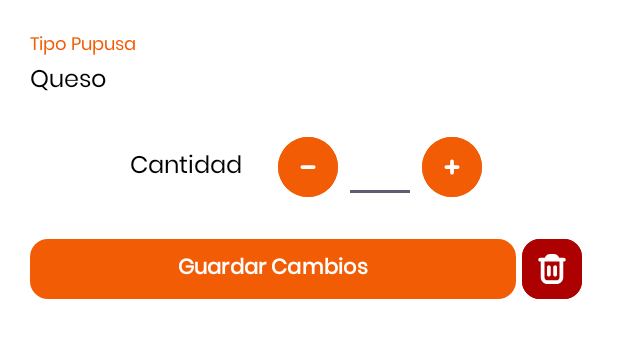
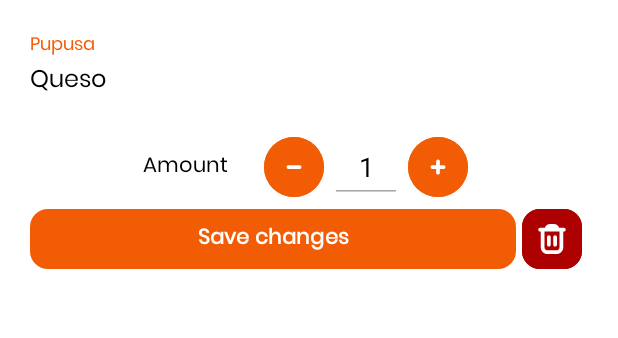
Before and after one commit to adrianajacobo2002/Pupas, an Android app: the layout dialog_edit_pupusas.xml on its own in the app's theme, with its tools: preview values and no code run, on a phone screen of 412 x 824 dp. Shown: the top 338 px of the screen. Run offline under Robolectric (Android 15) with nearby library versions, the phone set to English and light mode, and no system bars.

Commit message:
Actualizando cantidad de pupusas con frontend + validaciones de permisos

```diff
--- a/app/src/main/java/sv/edu/catolica/pupas/DetailCounter.java
+++ b/app/src/main/java/sv/edu/catolica/pupas/DetailCounter.java
@@ -51,4 +51,8 @@ public class DetailCounter extends LinearLayout {
     public int getCounterValue () {
         return Integer.parseInt(this.counter.getText().toString());
     }
+
+    public void setCounterValue (int value) {
+        this.counter.setText(String.valueOf(value));
+    }
 }
--- a/app/src/main/res/layout/dialog_edit_pupusas.xml
+++ b/app/src/main/res/layout/dialog_edit_pupusas.xml
@@ -18,12 +18,12 @@
             android:layout_width="match_parent"
             android:layout_height="wrap_content"
             android:fontFamily="@font/poppins"
-            android:text="Tipo Pupusa"
+            android:text="Pupusa"
             android:textColor="@color/naranja"
             android:textSize="12sp" />
 
         <TextView
-            android:id="@+id/textView47"
+            android:id="@+id/tvPupusaType"
             android:layout_width="match_parent"
             android:layout_height="wrap_content"
             android:fontFamily="@font/poppins"
@@ -31,55 +31,10 @@
             android:textColor="@color/black"
             android:textSize="16sp" />
 
-
-        <LinearLayout
+        <sv.edu.catolica.pupas.DetailCounter
+            android:id="@+id/updateDetailCounter"
             android:layout_width="match_parent"
-            android:layout_height="wrap_content"
-            android:layout_marginTop="20dp"
-            android:layout_marginBottom="20dp"
-            android:gravity="center"
-            android:orientation="horizontal">
-
-            <TextView
-                android:id="@+id/textView37"
-                android:layout_width="wrap_content"
-                android:layout_height="wrap_content"
-                android:layout_marginEnd="20dp"
-                android:fontFamily="@font/poppins"
-                android:text="Cantidad"
-                android:textColor="@color/black"
-                android:textSize="16sp" />
-
-            <Button
-                style="?attr/materialIconButtonFilledTonalStyle"
-                android:layout_width="wrap_content"
-                android:layout_height="wrap_content"
-                android:backgroundTint="@color/naranja"
-                android:contentDescription=""
-                app:icon="@drawable/menos_pequeno"
-                app:iconTint="@color/white"
-                app:itemIconTint="@drawable/bottom_nav_color" />
-
-            <EditText
-                android:id="@+id/editTextNumber2"
-                android:layout_width="48dp"
-                android:layout_height="wrap_content"
-                android:ems="10"
-                android:inputType="number"
-                android:minHeight="48dp"
-                android:textAlignment="center"
-                android:textColor="@color/black"
-                android:textColorHint="@color/black" />
-
-            <Button
-                style="?attr/materialIconButtonFilledTonalStyle"
-                android:layout_width="wrap_content"
-                android:layout_height="wrap_content"
-                android:backgroundTint="@color/naranja"
-                android:contentDescription=""
-                app:icon="@drawable/plus_pequeno"
-                app:iconTint="@color/white" />
-        </LinearLayout>
+            android:layout_height="wrap_content" />
 
         <LinearLayout
             android:layout_width="match_parent"
@@ -93,7 +48,7 @@
                 android:layout_height="wrap_content"
                 android:layout_weight="1"
                 android:fontFamily="@font/poppins"
-                android:text="Guardar Cambios"
+                android:text="@string/save_changes"
                 android:textAlignment="center"
                 android:textColor="@color/white"
                 android:textStyle="bold"
--- a/app/src/main/res/values/strings.xml
+++ b/app/src/main/res/values/strings.xml
@@ -53,4 +53,7 @@
     <string name="home_join_instructions">Join the party by entering the code at Pupas and enjoy incredible moments.</string>
     <string name="home_join_btn">Ready to join the party?</string>
     <string name="detail_counter_amount">Amount</string>
+    <string name="add">Add</string>
+    <string name="choose_your_pupusa">Choose your pupusa</string>
+    <string name="save_changes">Save changes</string>
 </resources>
```
Also changed, not shown: app/src/main/java/helpers/PersistentData.java (+14 -0 lines), app/src/main/java/models/API.java (+14 -1 lines), app/src/main/java/models/ParticipantDetail.java (+31 -0 lines), app/src/main/java/models/UpdateDetailBody.java (added, +11 -0 lines), app/src/main/java/sv/edu/catolica/pupas/EditPupusasForm.java (added, +131 -0 lines), app/src/main/java/sv/edu/catolica/pupas/PartyDetailFragment.java (+49 -25 lines), app/src/main/java/sv/edu/catolica/pupas/PartyFragment.java (+15 -0 lines), app/src/main/res/layout/dialog_with_dropdown_layout.xml (+4 -4 lines), 1 other file.
